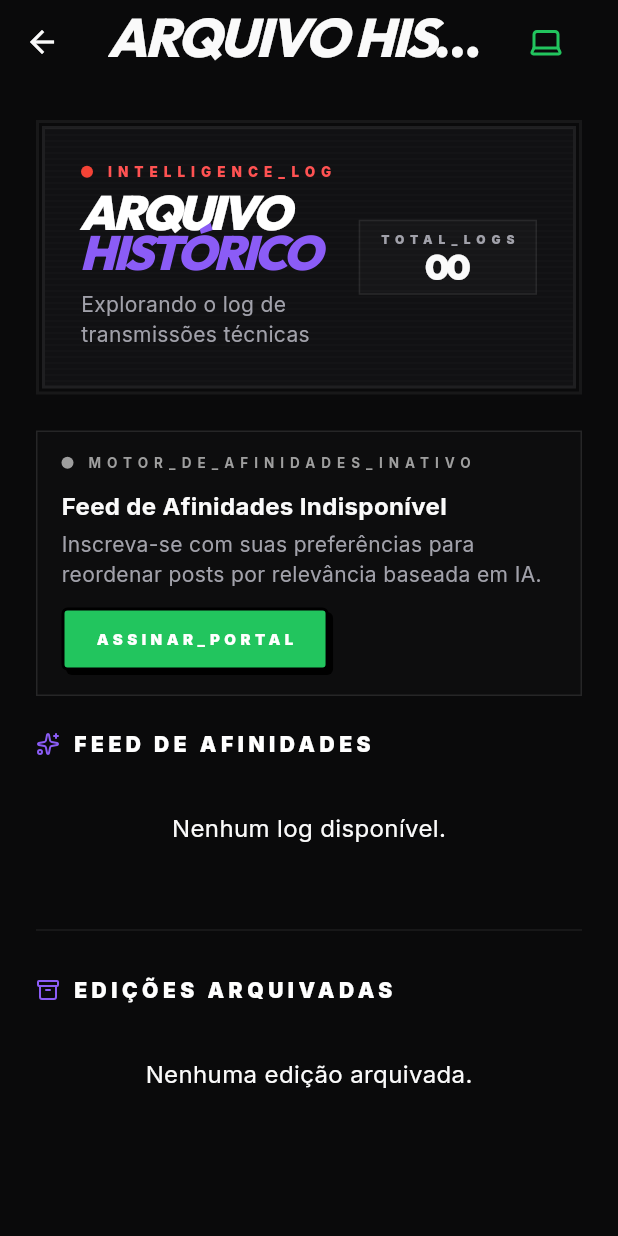
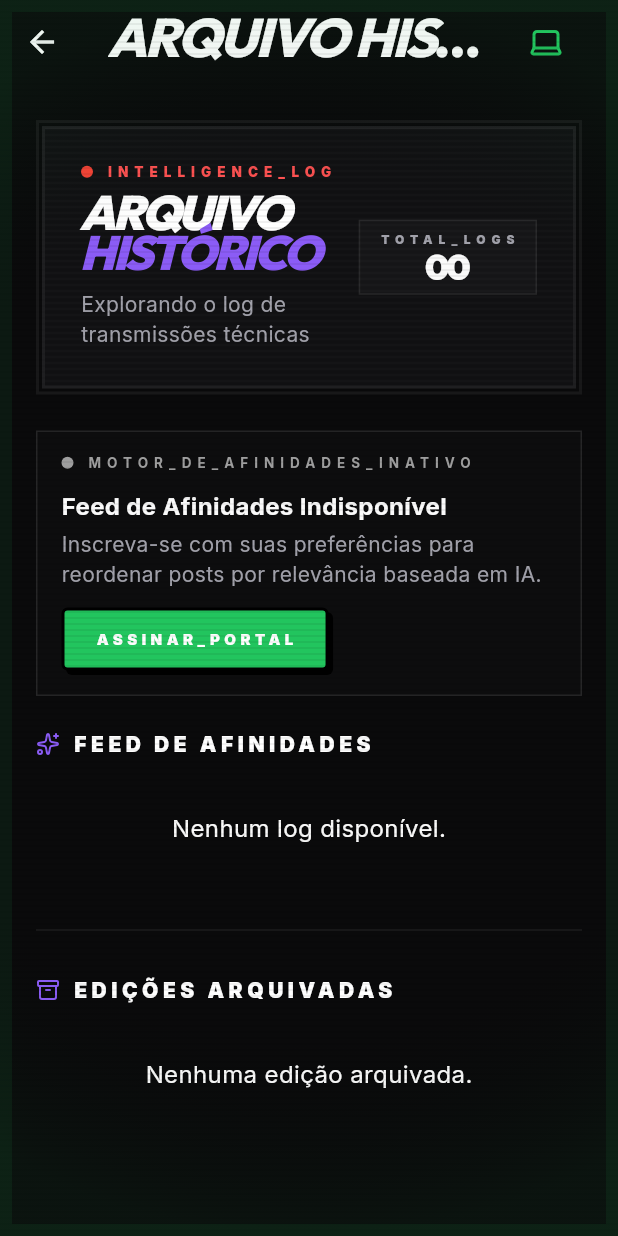
Before and after one commit to wheslancardoso/freshnews_mobile, a Flutter app: the screen it shows after launch, after a tap on "VER_EDICOES_ANTERIORES", on a phone screen of 412 x 824 dp. Run offline on Flutter 3.47's test engine with Material 3 defaults, Android fonts, the phone set to English and light mode, and no system bars; drawn by our look-alikes of flutter_animate; our stand-ins replace cached_network_image, dio, firebase_core, firebase_messaging, flutter_image_compress, flutter_local_notifications and 10 more; accounts and stored records are empty.

Commit message:
feat: implementa o Chameleon Engine reativo com transicoes de cores e efeitos brutais no scroll

```diff
--- a/lib/app/app.dart
+++ b/lib/app/app.dart
@@ -3,6 +3,8 @@ import 'package:flutter_riverpod/flutter_riverpod.dart';
 import 'package:fresh_news_mobile/app/router.dart';
 import 'package:fresh_news_mobile/core/theme/fn_theme.dart';
 import 'package:fresh_news_mobile/core/services/notification_service.dart';
+import 'package:fresh_news_mobile/core/theme/chameleon_theme_provider.dart';
+import 'package:fresh_news_mobile/shared/widgets/chameleon_effects_overlay.dart';
 
 class FreshNewsApp extends ConsumerStatefulWidget {
   const FreshNewsApp({super.key});
@@ -23,10 +25,24 @@ class _FreshNewsAppState extends ConsumerState<FreshNewsApp> {
   @override
   Widget build(BuildContext context) {
     final router = ref.watch(routerProvider);
+    final chameleonTheme = ref.watch(chameleonThemeProvider);
+
     return MaterialApp.router(
       routerConfig: router,
-      theme: FNTheme.darkTheme(),
+      theme: FNTheme.darkTheme(primaryColor: chameleonTheme.accent),
       debugShowCheckedModeBanner: false,
+      builder: (context, child) {
+        return ChameleonEffectsOverlay(
+          effects: chameleonTheme.effects,
+          accentColor: chameleonTheme.accent,
+          child: AnimatedTheme(
+            data: FNTheme.darkTheme(primaryColor: chameleonTheme.accent),
+            duration: const Duration(milliseconds: 600),
+            curve: Curves.easeInOutCubic,
+            child: child ?? const SizedBox.shrink(),
+          ),
+        );
+      },
     );
   }
 }
--- /dev/null
+++ b/lib/core/theme/chameleon_theme_provider.dart
@@ -0,0 +1,29 @@
+import 'package:flutter_riverpod/flutter_riverpod.dart';
+import 'package:fresh_news_mobile/core/theme/chameleon_theme_config.dart';
+
+class ChameleonThemeNotifier extends Notifier<ChameleonThemeConfig> {
+  @override
+  ChameleonThemeConfig build() {
+    return ChameleonThemeConfig.defaultTech();
+  }
+
+  void updateThemeByCategory(String category, {String? world}) {
+    state = ChameleonThemeConfig.fromCategory(category, world: world);
+  }
+
+  void updateThemeByWorld(String world) {
+    if (world.toUpperCase() == 'MUSIC') {
+      state = ChameleonThemeConfig.defaultMusic();
+    } else {
+      state = ChameleonThemeConfig.defaultTech();
+    }
+  }
+
+  void resetTheme() {
+    state = ChameleonThemeConfig.defaultTech();
+  }
+}
+
+final chameleonThemeProvider = NotifierProvider<ChameleonThemeNotifier, ChameleonThemeConfig>(
+  ChameleonThemeNotifier.new,
+);
--- /dev/null
+++ b/lib/shared/widgets/chameleon_effects_overlay.dart
@@ -0,0 +1,134 @@
+import 'package:flutter/material.dart';
+
+class ChameleonEffectsOverlay extends StatelessWidget {
+  final List<String> effects;
+  final Color accentColor;
+  final Widget child;
+
+  const ChameleonEffectsOverlay({
+    super.key,
+    required this.effects,
+    required this.accentColor,
+    required this.child,
+  });
+
+  @override
+  Widget build(BuildContext context) {
+    return Stack(
+      fit: StackFit.expand,
+      children: [
+        child,
+        if (effects.contains('scanlines'))
+          const Positioned.fill(
+            child: ScanlinesWidget(),
+          ),
+        if (effects.contains('cloud_compute_grid'))
+          const Positioned.fill(
+            child: BlueprintGridWidget(),
+          ),
+        if (effects.contains('terminal_glow'))
+          Positioned.fill(
+            child: TerminalGlowOverlay(color: accentColor),
+          ),
+      ],
+    );
+  }
+}
+
+class ScanlinesWidget extends StatelessWidget {
+  const ScanlinesWidget({super.key});
+
+  @override
+  Widget build(BuildContext context) {
+    return IgnorePointer(
+      child: CustomPaint(
+        painter: const ScanlinesPainter(),
+      ),
+    );
+  }
+}
+
+class ScanlinesPainter extends CustomPainter {
+  const ScanlinesPainter();
+
+  @override
+  void paint(Canvas canvas, Size size) {
+    final paint = Paint()
+      ..color = Colors.black.withValues(alpha: 0.08)
+      ..strokeWidth = 1.0;
+
+    // Desenha linhas a cada 4 pixels de altura
+    for (double y = 0; y < size.height; y += 4.0) {
+      canvas.drawLine(Offset(0, y), Offset(size.width, y), paint);
+    }
+  }
+
+  @override
+  bool shouldRepaint(covariant CustomPainter oldDelegate) => false;
+}
+
+class BlueprintGridWidget extends StatelessWidget {
+  const BlueprintGridWidget({super.key});
+
+  @override
+  Widget build(BuildContext context) {
+    return IgnorePointer(
+      child: CustomPaint(
+        painter: const BlueprintGridPainter(),
+      ),
+    );
+  }
+}
+
+class BlueprintGridPainter extends CustomPainter {
+  const BlueprintGridPainter();
+
+  @override
+  void paint(Canvas canvas, Size size) {
+    final paint = Paint()
+      ..color = Colors.white.withValues(alpha: 0.02)
+      ..strokeWidth = 1.0;
+
+    // Linhas verticais a cada 24 pixels
+    for (double x = 0; x < size.width; x += 24.0) {
+      canvas.drawLine(Offset(x, 0), Offset(x, size.height), paint);
+    }
+
+    // Linhas horizontais a cada 24 pixels
+    for (double y = 0; y < size.height; y += 24.0) {
+      canvas.drawLine(Offset(0, y), Offset(size.width, y), paint);
+    }
+  }
+
+  @override
+  bool shouldRepaint(covariant CustomPainter oldDelegate) => false;
+}
+
+class TerminalGlowOverlay extends StatelessWidget {
+  final Color color;
+
+  const TerminalGlowOverlay({super.key, required this.color});
+
+  @override
+  Widget build(BuildContext context) {
+    return IgnorePointer(
+      child: Container(
+        decoration: BoxDecoration(
+          border: Border.all(
+            color: color.withValues(alpha: 0.08),
+            width: 8.0,
+          ),
+          gradient: RadialGradient(
+            colors: [
+              Colors.transparent,
+              color.withValues(alpha: 0.05),
+            ],
+            stops: const [0.65, 1.0],
+            center: Alignment.center,
+            radius: 1.0,
+          ),
+        ),
+      ),
+    );
+  }
+}
--- a/pubspec.yaml
+++ b/pubspec.yaml
@@ -30,6 +30,8 @@ dependencies:
   firebase_core: ^3.5.0
   firebase_messaging: ^15.1.0
   flutter_local_notifications: ^17.2.0
+  visibility_detector: ^0.4.0+2
+
 
 dev_dependencies:
   flutter_test:
```
Also changed, not shown: lib/core/theme/chameleon_theme_config.dart (added, +153 -0 lines), lib/features/home/presentation/home_screen.dart (+29 -9 lines), lib/features/newsletter_detail/presentation/newsletter_detail_screen.dart (+35 -1 lines).
